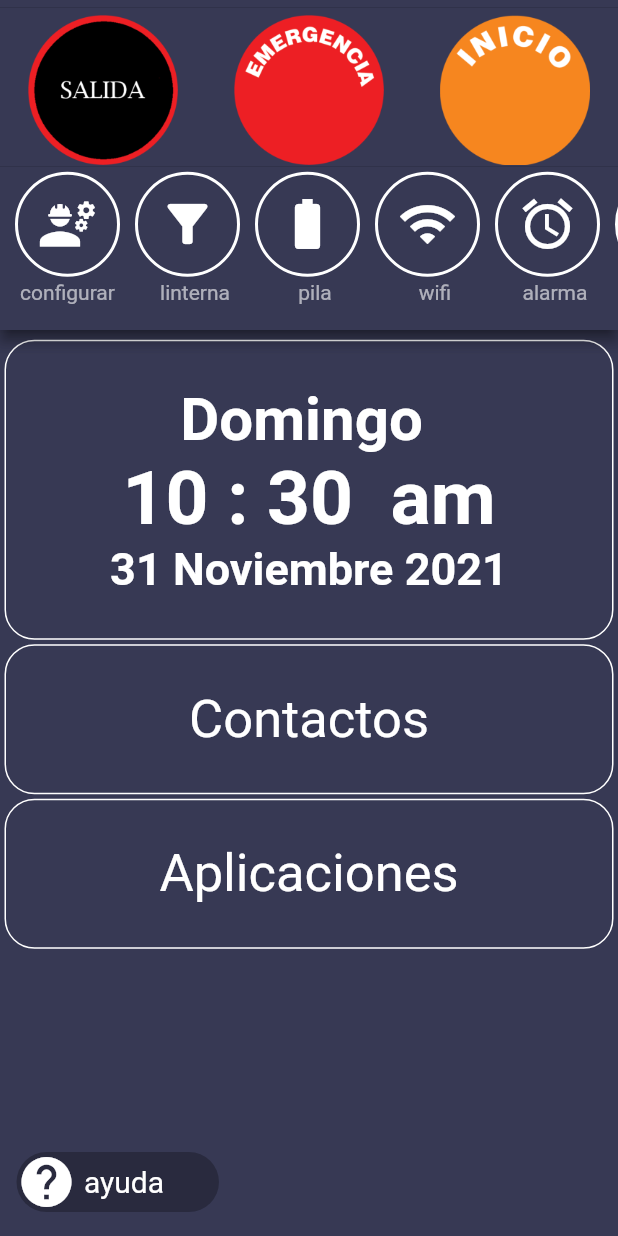
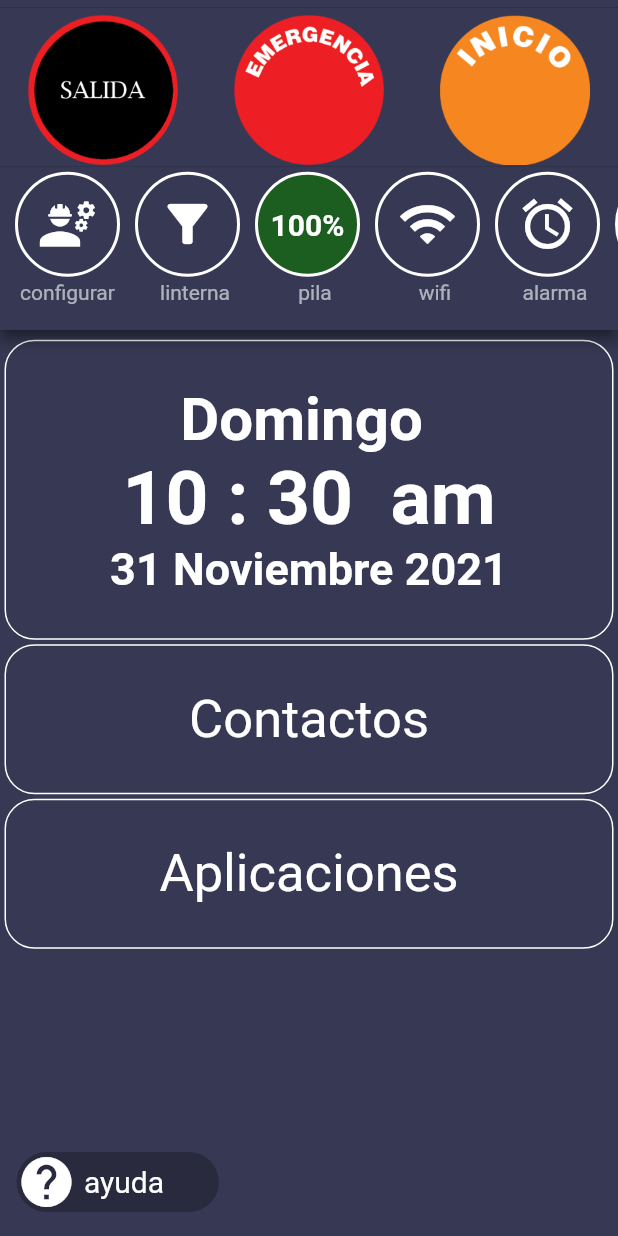
Before and after one commit to hualde666/rep-piproy, a Flutter app: the screen it shows after launch, on a phone screen of 412 x 824 dp. Run offline on Flutter 3.47's test engine with Material 2 defaults, Android fonts, the phone set to English and light mode, and no system bars; our stand-ins replace audioplayers, battery, contacts_service, geolocator, permission_handler, shared_preferences and 1 more; missing offline and left inert: device_apps; accounts and stored records are empty.

Commit message:
estado de la pila

```diff
--- a/lib/main.dart
+++ b/lib/main.dart
@@ -24,6 +24,7 @@ import 'package:piproy/scr/pages/splash.dart';
 //import 'package:piproy/scr/pages/splash.dart';
 import 'package:piproy/scr/providers/aplicaciones_provider.dart';
 import 'package:piproy/scr/providers/contactos_provider.dart';
+import 'package:piproy/scr/providers/estado_celular.dart';
 import 'package:piproy/scr/providers/lista_id_provider.dart';
 
 import 'package:provider/provider.dart';
@@ -37,14 +38,16 @@ class MyApp extends StatelessWidget {
   @override
   Widget build(BuildContext context) {
     DbTiposAplicaciones.db.database;
+    EstadoProvider estadoProvider = new EstadoProvider();
+    AplicacionesProvider aplicacionesProvider = new AplicacionesProvider();
     ContactosProvider contactosProvider = new ContactosProvider();
-    AplicacionesProvider aplicacionesProvider = new AplicacionesProvider();
 
     SystemChrome.setPreferredOrientations(
         [DeviceOrientation.portraitUp, DeviceOrientation.portraitDown]);
 
     return MultiProvider(
       providers: [
+        ChangeNotifierProvider(create: (_) => new EstadoProvider()),
         ChangeNotifierProvider(create: (_) => new ListaIdProvider()),
         ChangeNotifierProvider(create: (_) => new AplicacionesProvider()),
       ],
--- /dev/null
+++ b/lib/scr/providers/estado_celular.dart
@@ -0,0 +1,44 @@
+import 'package:flutter/material.dart';
+import 'package:piproy/channel/channel_android.dart';
+
+class EstadoProvider with ChangeNotifier {
+  static final EstadoProvider _estadosProvider = EstadoProvider._internal();
+
+  factory EstadoProvider() {
+    return _estadosProvider;
+  }
+  EstadoProvider._internal() {
+    actulizarDatos();
+    return;
+  }
+  Color _bateriaColor = Colors.green[900];
+  int _nivelBateria = 100;
+  bool _cargando = false;
+
+  get nivelBateria {
+    return this._nivelBateria;
+  }
+
+  get bateriaColor {
+    return this._bateriaColor;
+  }
+
+  actulizarDatos() async {
+    AndroidChannel _androidChannel = AndroidChannel();
+    final bateria = await _androidChannel.nivelBateria();
+    //_cargando = await _androidChannel.cargandoBateria();
+    if (bateria != _nivelBateria) {
+      _nivelBateria = bateria;
+      if (bateria > 50) {
+        _bateriaColor = Colors.green[900];
+      } else {
+        if (bateria > 20) {
+          _bateriaColor = Colors.yellow[900];
+        } else {
+          _bateriaColor = Colors.red[900];
+        }
+      }
+      notifyListeners();
+    }
+  }
+}
--- a/lib/scr/widgets/icon_conteiner.dart
+++ b/lib/scr/widgets/icon_conteiner.dart
@@ -1,19 +1,27 @@
 import 'package:contacts_service/contacts_service.dart';
+import 'package:flutter/cupertino.dart';
 import 'package:flutter/material.dart';
+import 'package:piproy/channel/channel_android.dart';
 
 import 'package:piproy/scr/funciones/abrir_whatsapp.dart';
 import 'package:piproy/scr/pages/linterna_page.dart';
 import 'package:piproy/scr/pages/pila_page.dart';
 import 'package:piproy/scr/pages/wifi_page.dart';
+import 'package:piproy/scr/providers/estado_celular.dart';
+import 'package:provider/provider.dart';
 
 Widget conteinerIcon(
     BuildContext context, Icon icon, String tarea, Contact contacto) {
   String phone;
+  Widget widget;
+
   if (phone != null) {
     phone = contacto.phones.elementAt(0).value;
   }
-  return GestureDetector(
-      child: Center(
+  if (tarea == 'bateria') {
+    widget = Pila(icon);
+  } else {
+    widget = Center(
         child: Container(
       width: 70.0,
       height: 70.0,
@@ -24,11 +32,10 @@ Widget conteinerIcon(
           borderRadius: BorderRadius.circular(80),
           border: Border.all(color: Colors.white, width: 2.0)),
       child: icon,
-        ),
-      ),
-
-      //icon, // Icon(icon, size: 40.0, color: Colors.green),
-      onTap: () => {funcionIcon(context, tarea, contacto)});
+    ));
+  }
+  return GestureDetector(
+      child: widget, onTap: () => funcionIcon(context, tarea, contacto));
 }
 
 funcionIcon(BuildContext context, String tarea, Contact contacto) {
@@ -74,3 +81,44 @@ funcionIcon(BuildContext context, String tarea, Contact contacto) {
 llamar(String phone) async {
   // bool res = await FlutterPhoneDirectCaller.callNumber(phone);
 }
+
+class Pila extends StatefulWidget {
+  Icon icon;
+  Pila(Icon icon);
+  @override
+  _PilaState createState() => _PilaState();
+}
+
+class _PilaState extends State<Pila> {
+  Color color;
+  int nivelBateria;
+  @override
+  void initState() {
+    super.initState();
+  }
+
+  @override
+  Widget build(BuildContext context) {
+    final celProvider = Provider.of<EstadoProvider>(context);
+    nivelBateria = celProvider.nivelBateria;
+    color = celProvider.bateriaColor;
+    return Center(
+        child: Container(
+            width: 70.0,
+            height: 70.0,
+            decoration: BoxDecoration(
+                color: color,
+                borderRadius: BorderRadius.circular(80),
+                border: Border.all(color: Colors.white, width: 2.0)),
+            child: Center(
+              child: Text(
+                '$nivelBateria%',
+                style: TextStyle(
+                    fontSize: 20,
+                    color: Colors.white,
+                    fontWeight: FontWeight.bold),
+              ),
+            ) // Icon(Icons.battery_std, size: 40.0, color: Colors.white),
+            ));
+  }
+}
--- a/lib/scr/widgets/pila_tiempo_clima.dart
+++ b/lib/scr/widgets/pila_tiempo_clima.dart
@@ -1,8 +1,10 @@
 import 'dart:async';
 
 import 'package:flutter/material.dart';
+import 'package:piproy/scr/providers/estado_celular.dart';
 
 import 'package:piproy/scr/widgets/reloj.dart';
+import 'package:provider/provider.dart';
 
 class PilaTimpoClima extends StatefulWidget {
   @override
@@ -27,7 +29,7 @@ class _PilaTimpoClimaState extends State<PilaTimpoClima> {
 
   void _actualizaHora() {
     setState(() {
-      startTimeout(1);
+      startTimeout(1000);
     });
   }
 
@@ -38,6 +40,8 @@ class _PilaTimpoClimaState extends State<PilaTimpoClima> {
 
   @override
   Widget build(BuildContext context) {
+    final celProvider = Provider.of<EstadoProvider>(context);
+    celProvider.actulizarDatos();
     return
         // Clima(),
         Reloj();
```
Also changed, not shown: lib/channel/channel_android.dart (+16 -2 lines), lib/scr/pages/pila_page.dart (+14 -6 lines), 1 other file. Lines whose indentation alone changed are shown as unchanged.
